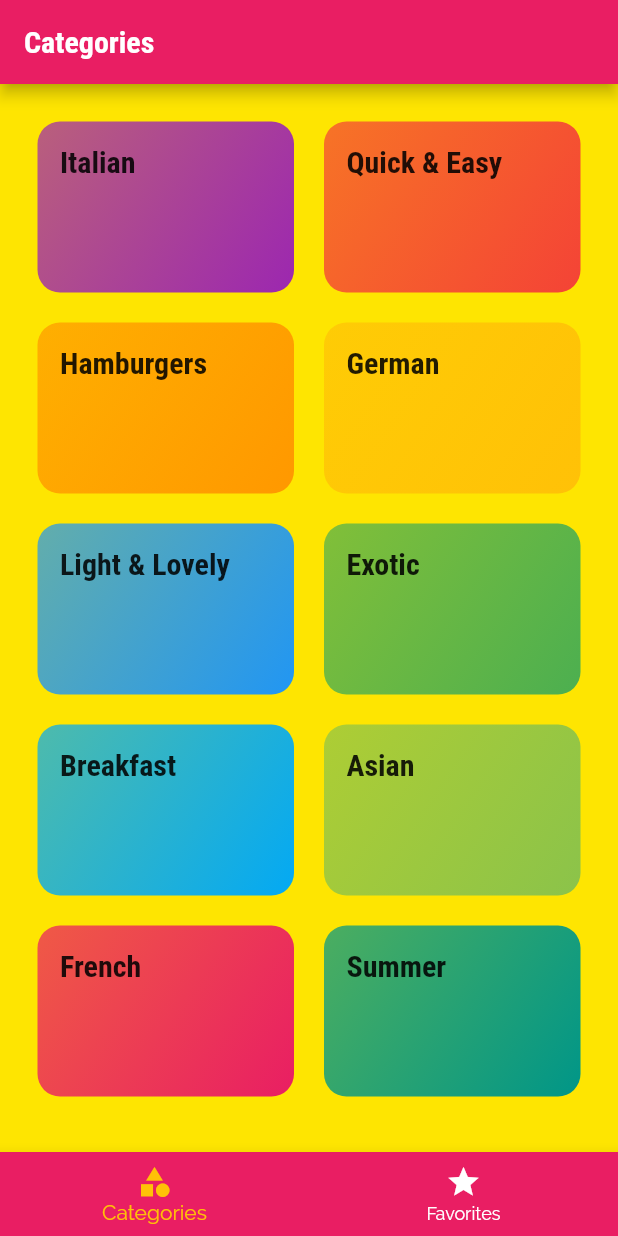
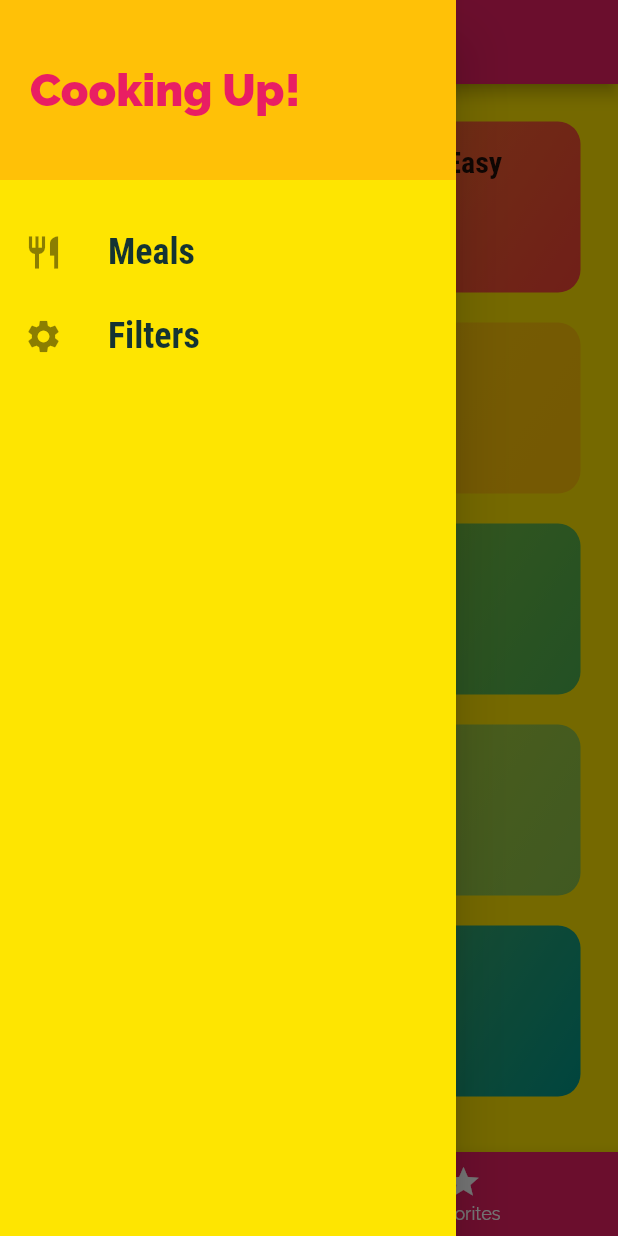
Before and after one commit to Rakesh-swain/Meals_App, a Flutter app: the screen it shows after launch, with the side drawer open (before the commit the screen has no drawer), on a phone screen of 412 x 824 dp. Run offline on Flutter 3.47's test engine with Material 2 defaults, Android fonts, the phone set to English and light mode, and no system bars.

Commit message:
add a custom drawer

```diff
--- a/lib/screeens/tabs_screen.dart
+++ b/lib/screeens/tabs_screen.dart
@@ -1,4 +1,5 @@
 import 'package:flutter/material.dart';
+import 'package:flutter_complete_guide/widgets/main_drawer.dart';
 import './categories_screen.dart';
 import './favorites_screen.dart';
 
@@ -26,6 +27,7 @@ class _TabsScreenState extends State<TabsScreen> {
       appBar: AppBar(
         title: Text(_pages[_selectedPageIndex]['title']),
       ),
+      drawer: MainDrawer(),
       body: _pages[_selectedPageIndex]['page'],
       bottomNavigationBar: BottomNavigationBar(
         onTap: _selectPage,
--- /dev/null
+++ b/lib/widgets/main_drawer.dart
@@ -0,0 +1,52 @@
+import 'package:flutter/material.dart';
+
+class MainDrawer extends StatelessWidget {
+  Widget buildListTile(String title, IconData icon) {
+    return ListTile(
+      leading: Icon(
+        icon,
+        size: 26,
+      ),
+      title: Text(
+        title,
+        style: TextStyle(
+            fontFamily: 'Robotocondensed',
+            fontSize: 24,
+            fontWeight: FontWeight.bold),
+      ),
+      onTap: () {
+        // ...
+      },
+    );
+  }
+
+  @override
+  Widget build(BuildContext context) {
+    return Drawer(
+      child: Column(
+        children: [
+          Container(
+            height: 120,
+            width: double.infinity,
+            padding: EdgeInsets.all(20),
+            alignment: Alignment.centerLeft,
+            color: Theme.of(context).accentColor,
+            child: Text(
+              'Cooking Up!',
+              style: TextStyle(
+                fontWeight: FontWeight.w900,
+                fontSize: 30,
+                color: Theme.of(context).primaryColor,
+              ),
+            ),
+          ),
+          SizedBox(
+            height: 20,
+          ),
+          buildListTile('Meals', Icons.restaurant),
+          buildListTile('Filters', Icons.settings),
+        ],
+      ),
+    );
+  }
+}
```
